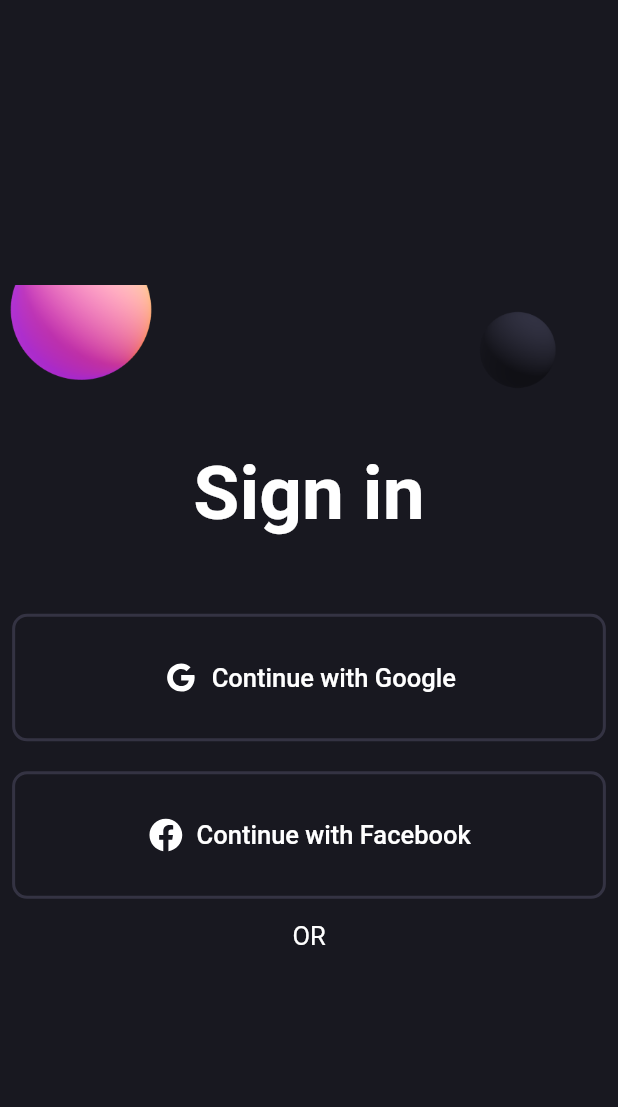
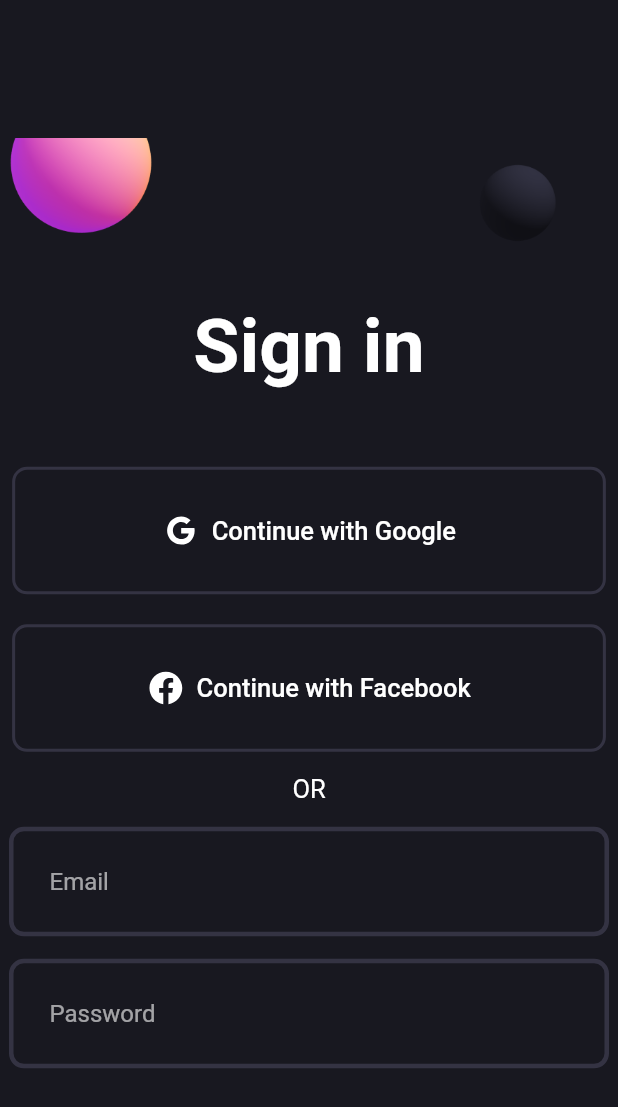
Before and after one commit to Sohag-84/Flutter-Widget, a Flutter app: the screen it shows after launch, on a phone screen of 412 x 824 dp. Shown: the top 1107 px of the screen. Run offline on Flutter 3.47's test engine with Material 2 defaults, Android fonts, the phone set to English and light mode, and no system bars; our stand-ins replace flutter_svg, get.

Commit message:
log in and password textfield

```diff
--- a/responsive_login_ui/lib/views/login_screen.dart
+++ b/responsive_login_ui/lib/views/login_screen.dart
@@ -1,6 +1,7 @@
 // ignore_for_file: prefer_const_constructors
 
 import 'package:flutter/material.dart';
+import 'package:responsive_login_ui/widgets/login_field.dart';
 import 'package:responsive_login_ui/widgets/social_button.dart';
 
 class LoginScreen extends StatelessWidget {
@@ -34,6 +35,11 @@ class LoginScreen extends StatelessWidget {
               ),
               SizedBox(height: 15),
               Text("OR", style: TextStyle(fontSize: 17)),
+              SizedBox(height: 15),
+              LoginField(hintText: "Email"),
+              SizedBox(height: 15),
+              LoginField(hintText: "Password"),
+              SizedBox(height: 20),
             ],
           ),
         ),
--- /dev/null
+++ b/responsive_login_ui/lib/widgets/login_field.dart
@@ -0,0 +1,32 @@
+// ignore_for_file: prefer_const_constructors
+
+import 'package:flutter/material.dart';
+import 'package:responsive_login_ui/constant/colors.dart';
+
+class LoginField extends StatelessWidget {
+  final String hintText;
+  const LoginField({Key? key, required this.hintText}) : super(key: key);
+
+  @override
+  Widget build(BuildContext context) {
+    return ConstrainedBox(
+      constraints: BoxConstraints(
+        maxWidth: 400,
+      ),
+      child: TextFormField(
+        decoration: InputDecoration(
+          contentPadding: const EdgeInsets.all(27),
+          enabledBorder: OutlineInputBorder(
+            borderSide: BorderSide(color: borderColor, width: 3),
+            borderRadius: BorderRadius.circular(10),
+          ),
+          focusedBorder: OutlineInputBorder(
+            borderSide: BorderSide(color: gradient2, width: 3),
+            borderRadius: BorderRadius.circular(10),
+          ),
+          hintText: hintText,
+        ),
+      ),
+    );
+  }
+}
```
